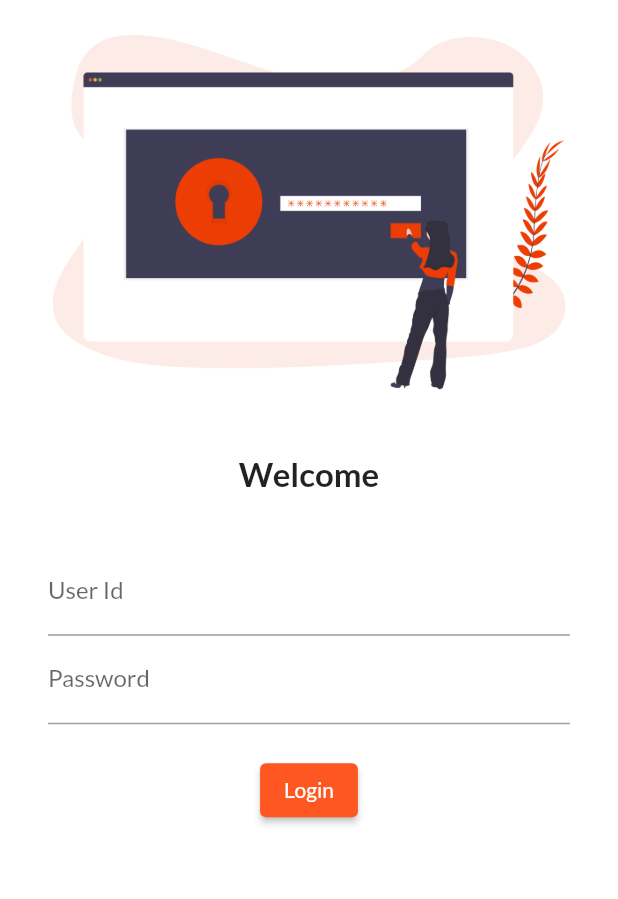
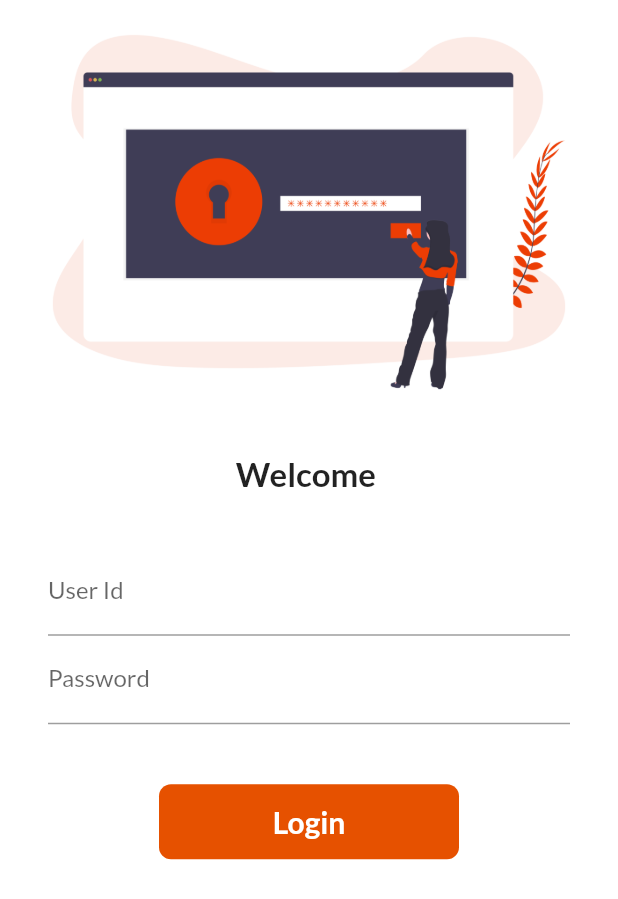
Before and after one commit to dibagit/flutter_POS, a Flutter app: the screen it shows after launch, on a phone screen of 412 x 824 dp. Shown: the top 899 px of the screen. Run offline on Flutter 3.47's test engine with Material 2 defaults, Android fonts, the phone set to English and light mode, and no system bars; our stand-ins replace google_fonts.

Commit message:
day6 completed

```diff
--- a/lib/main.dart
+++ b/lib/main.dart
@@ -1,5 +1,6 @@
 import 'package:app_1/pages/home_page.dart';
 import 'package:app_1/pages/login_page.dart';
+import 'package:app_1/utilies/routes.dart';
 import 'package:flutter/material.dart';
 import 'package:google_fonts/google_fonts.dart';
 
@@ -19,7 +20,8 @@ class MyApp extends StatelessWidget {
       darkTheme: ThemeData(brightness: Brightness.dark),
       routes: {
         '/': (context) => LoginPage(),
-        '/home': (context) => HomePage(),
+        MyRoutes.loginRoute: (context) => LoginPage(),
+        MyRoutes.homeRoute: (context) => HomePage(),
       },
     );
   }
--- a/lib/pages/login_page.dart
+++ b/lib/pages/login_page.dart
@@ -1,13 +1,22 @@
 // ignore_for_file: prefer_const_constructors
 
+import 'package:app_1/utilies/routes.dart';
 import 'package:flutter/material.dart';
 
 // ignore: use_key_in_widget_constructors
-class LoginPage extends StatelessWidget {
+class LoginPage extends StatefulWidget {
+  @override
+  State<LoginPage> createState() => _LoginPageState();
+}
+
+class _LoginPageState extends State<LoginPage> {
+  String name = '';
+
   @override
   Widget build(BuildContext context) {
     return Material(
       color: Colors.white,
+      child: SingleChildScrollView(
         child: Column(
           children: [
             Image.asset(
@@ -18,7 +27,7 @@ class LoginPage extends StatelessWidget {
               height: 20,
             ),
             Text(
-            'Welcome',
+              'Welcome $name',
               style: TextStyle(
                 fontWeight: FontWeight.bold,
                 fontSize: 22,
@@ -37,6 +46,10 @@ class LoginPage extends StatelessWidget {
                       labelText: 'User Id',
                       hintText: 'Enter Your User Id',
                     ),
+                    onChanged: (value) {
+                      name = value;
+                      setState(() {});
+                    },
                   ),
                   TextFormField(
                     obscureText: true,
@@ -46,20 +59,41 @@ class LoginPage extends StatelessWidget {
                     ),
                   ),
                   SizedBox(
-                  height: 20,
+                    height: 40,
                   ),
-                ElevatedButton(
-                  onPressed: () {
-                    // ignore: avoid_print
-                    print('hiee this is me');
+                  InkWell(
+                    onTap: () {
+                      Navigator.pushNamed(context, MyRoutes.homeRoute);
                     },
-                  child: Text("Login"),
-                )
+                    child: Container(
+                      width: 200,
+                      height: 50,
+                      alignment: Alignment.center,
+                      child: Text(
+                        'Login',
+                        style: TextStyle(
+                            fontSize: 20,
+                            fontWeight: FontWeight.bold,
+                            color: Colors.white),
+                      ),
+                      decoration: BoxDecoration(
+                          color: Colors.orange[900],
+                          borderRadius: BorderRadius.circular(8)),
+                    ),
+                  ),
+                  // ElevatedButton(
+                  //   onPressed: () {
+                  //     Navigator.pushNamed(context, MyRoutes.homeRoute);
+                  //   },
+                  //   child: Text("Login"),
+                  //   style: TextButton.styleFrom(minimumSize: Size(200, 50)),
+                  // )
                 ],
               ),
             ),
           ],
         ),
+      ),
     );
   }
 }
```
Lines whose indentation alone changed are shown as unchanged.
